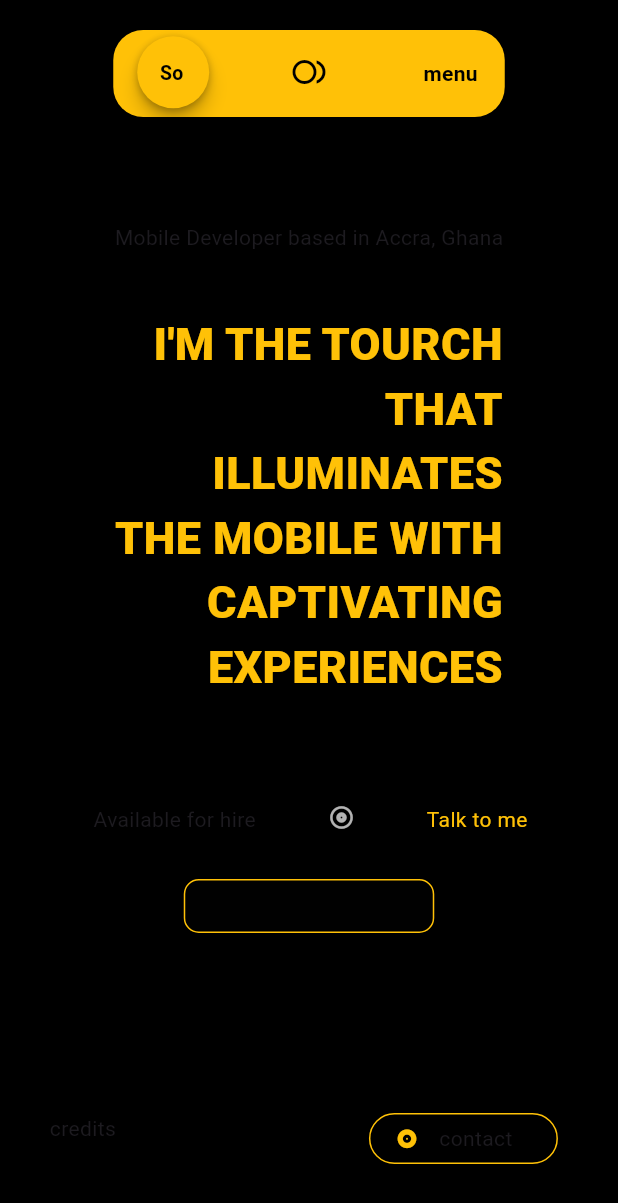
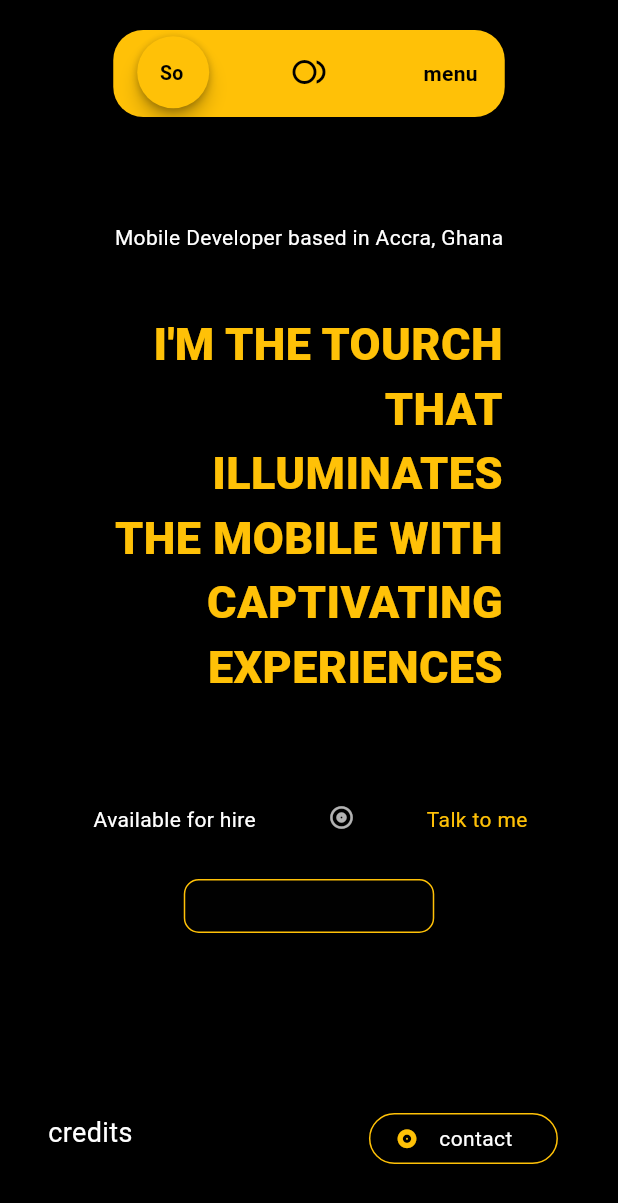
Before and after one commit to Kay-kwaw/Mobile-portfolio, a Flutter app: the HomescreenWidget screen opened directly, on a phone screen of 412 x 824 dp. Shown: the top 1203 px of the screen. Run offline on Flutter 3.47's test engine with Material 2 defaults, Android fonts, the phone set to English and light mode, and no system bars; Roboto replaces fonts that are missing (PT Serif, Readex Pro, Rubik).

Commit message:
initial changes

```diff
--- a/lib/homescreen.dart
+++ b/lib/homescreen.dart
@@ -63,13 +63,13 @@ class _HomescreenWidgetState extends State<HomescreenWidget> {
                                   borderRadius: BorderRadius.circular(20),
                                 ),
                                 child: Padding(
-                                  padding: EdgeInsetsDirectional.fromSTEB(
+                                  padding: const EdgeInsetsDirectional.fromSTEB(
                                       0, 0, 0, 2),
                                   child: Stack(
                                     children: [
                                       Align(
                                         alignment:
-                                            AlignmentDirectional(-0.85, 0.03),
+                                            const AlignmentDirectional(-0.85, 0.03),
                                         child: Material(
                                           color: Colors.transparent,
                                           elevation: 5,
@@ -148,6 +148,7 @@ class _HomescreenWidgetState extends State<HomescreenWidget> {
                 'Mobile Developer based in Accra, Ghana',
                 style: TextStyle(
                       fontFamily: 'Rubik',
+                      color: Colors.white,
                     ),
               ),
             ),
@@ -180,7 +181,9 @@ class _HomescreenWidgetState extends State<HomescreenWidget> {
                           alignment: AlignmentDirectional(-0.59, 0.00),
                           child: Text(
                             'Available for hire',
-                            style: TextStyle(),
+                            style: TextStyle(
+                              color: Colors.white
+                            ),
                           ),
                         ),
                         Align(
@@ -227,7 +230,7 @@ class _HomescreenWidgetState extends State<HomescreenWidget> {
                 Stack(
                   children: [
                     Align(
-                      alignment: AlignmentDirectional(0.72, 0.00),
+                      alignment: const AlignmentDirectional(0.72, 0.00),
                       child: Container(
                         width: 126,
                         height: 34,
@@ -244,7 +247,9 @@ class _HomescreenWidgetState extends State<HomescreenWidget> {
                               alignment: AlignmentDirectional(0.22, 0.00),
                               child: Text(
                                 'contact',
-                                style: TextStyle(),
+                                style: TextStyle(
+                                  color: Colors.white,
+                                ),
                               ),
                             ),
                             Align(
@@ -259,11 +264,14 @@ class _HomescreenWidgetState extends State<HomescreenWidget> {
                         ),
                       ),
                     ),
-                    Align(
+                    const Align(
                       alignment: AlignmentDirectional(-0.82, 1.53),
                       child: Text(
                         'credits',
-                        style: TextStyle(),
+                        style: TextStyle(
+                          color: Colors.white,
+                          fontSize: 18,
+                        ),
                       ),
                     ),
                   ],
--- a/lib/main.dart
+++ b/lib/main.dart
@@ -1,4 +1,5 @@
 import 'package:flutter/material.dart';
+import 'package:portfolio/homescreen.dart';
 import 'package:portfolio/initialscreen.dart';
 
 void main() {
@@ -17,7 +18,7 @@ class MyApp extends StatelessWidget {
         colorScheme: ColorScheme.fromSeed(seedColor: Colors.deepPurple),
         useMaterial3: true,
       ),
-      home: const HomePageWidget(),
+      home: const HomescreenWidget(),
     );
   }
 }
```
